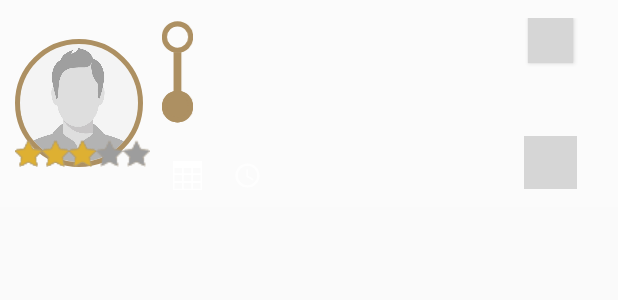
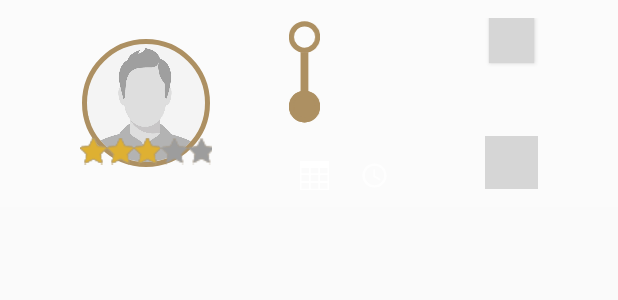
Before and after one commit to aai38/UberUniUlm, an Android app: the layout ride_item_main_page.xml on its own in the app's theme, with its tools: preview values and no code run, on a phone screen of 412 x 824 dp. Shown: the top 300 px of the screen. Run offline under Robolectric (Android 15) with nearby library versions, the phone set to English and light mode, and no system bars; plain views replace CircularImageView; grey boxes are pictures that could not be loaded.

Commit message:
ride item adjusted

```diff
--- a/app/src/main/res/layout/ride_item_main_page.xml
+++ b/app/src/main/res/layout/ride_item_main_page.xml
@@ -5,7 +5,7 @@
     android:id="@+id/rideItemContainer"
     android:layout_width="match_parent"
     android:layout_height="wrap_content"
-    android:layout_weight="0"
+    android:layout_weight="1"
     android:layout_marginBottom="10dp"
     android:background="#2AFFFFFF"
     android:gravity="center_vertical"
@@ -18,7 +18,7 @@
         android:id="@+id/profileImageContainer"
         android:layout_width="wrap_content"
         android:layout_height="wrap_content"
-        android:layout_weight="0">
+        android:layout_weight="1">
 
         <com.mikhaellopez.circularimageview.CircularImageView
             android:id="@+id/profileImageDrawer"
@@ -32,7 +32,6 @@
             app:civ_shadow_radius="5"
             app:layout_constraintBottom_toBottomOf="parent"
             app:layout_constraintEnd_toEndOf="parent"
-            app:layout_constraintHorizontal_bias="0.0"
             app:layout_constraintStart_toStartOf="parent"
             app:layout_constraintTop_toTopOf="parent"
             app:layout_constraintVertical_bias="1.0" />
@@ -40,8 +39,8 @@
         <RatingBar
             android:id="@+id/ratingView"
             style="@style/CustomRatingBar"
-            android:layout_width="wrap_content"
-            android:layout_height="wrap_content"
+            android:layout_width="88dp"
+            android:layout_height="20dp"
             android:layout_gravity="center"
             android:max="5"
             android:numStars="5"
@@ -53,9 +52,9 @@
 
     <RelativeLayout
         android:id="@+id/centralContainer"
-        android:layout_width="match_parent"
+        android:layout_width="wrap_content"
         android:layout_height="wrap_content"
-        android:layout_weight="1">
+        android:layout_weight="0">
 
         <ImageView
             android:id="@+id/startGoalIcon"
@@ -114,6 +113,7 @@
                 android:layout_width="30dp"
                 android:layout_height="30dp"
                 android:padding="5dp"
+                android:layout_weight="1"
                 android:src="@drawable/ic_calendar_white" />
 
             <TextView
@@ -122,6 +122,7 @@
                 android:layout_height="42dp"
                 android:layout_marginLeft="10dp"
                 android:layout_marginEnd="10dp"
+                android:layout_weight="0"
                 android:gravity="start|left|center_vertical"
                 android:textColor="#FFFFFF"
                 android:textSize="14sp"
@@ -130,6 +131,7 @@
             <ImageView
                 android:layout_width="30dp"
                 android:layout_height="30dp"
+                android:layout_weight="1"
                 android:padding="5dp"
                 android:src="@drawable/ic_time_white" />
 
@@ -139,6 +141,7 @@
                 android:layout_width="wrap_content"
                 android:layout_height="wrap_content"
                 android:layout_marginEnd="15dp"
+                android:layout_weight="0"
                 android:gravity="start|left|center_vertical"
                 android:textColor="#FFFFFF"
                 android:textSize="14sp"
@@ -149,6 +152,7 @@
                 android:layout_width="wrap_content"
                 android:layout_height="wrap_content"
                 android:gravity="start|left|center_vertical"
+                android:layout_weight="0"
                 android:textColor="#FFFFFF"
                 android:textSize="14sp"
                 android:textStyle="bold" />
@@ -158,11 +162,10 @@
 
     <LinearLayout
         android:id="@+id/rightControlContainer"
-        android:layout_width="50dp"
+        android:layout_width="wrap_content"
         android:layout_height="wrap_content"
         android:layout_marginTop="0dp"
-        android:layout_weight="0"
-        android:layout_marginEnd="10dp"
+        android:layout_weight="1"
         android:layout_marginBottom="0dp"
         android:gravity="center|center_horizontal"
         android:orientation="vertical">
```
